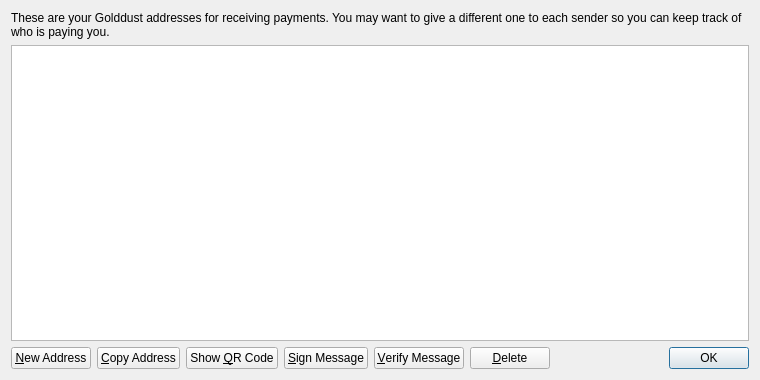
Above: src/qt/forms/addressbookpage.ui from sdmathis/golddust before the change. Below: the same form after it.
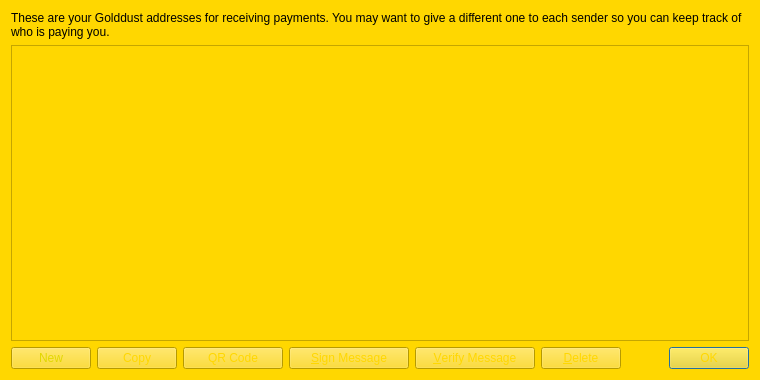
That is the form after the change. Icons and pictures are not drawn.

Diff of the .ui file:
```diff
--- a/src/qt/forms/addressbookpage.ui
+++ b/src/qt/forms/addressbookpage.ui
@@ -13,6 +13,9 @@
   <property name="windowTitle">
    <string>Address Book</string>
   </property>
+  <property name="styleSheet">
+   <string notr="true">background-color: rgb(255, 215, 0);</string>
+  </property>
   <layout class="QVBoxLayout" name="verticalLayout">
    <item>
     <widget class="QLabel" name="labelExplanation">
@@ -59,48 +62,80 @@
     <layout class="QHBoxLayout" name="horizontalLayout">
      <item>
       <widget class="QPushButton" name="newAddressButton">
+       <property name="minimumSize">
+        <size>
+         <width>80</width>
+         <height>0</height>
+        </size>
+       </property>
        <property name="toolTip">
         <string>Create a new address</string>
        </property>
-       <property name="text">
-        <string>&amp;New Address</string>
+       <property name="styleSheet">
+        <string notr="true">font: 11pt &quot;MS Shell Dlg 2&quot;;
+background-image: url(:/icons/background1);
+color: rgb(225, 215, 0);</string>
        </property>
-       <property name="icon">
-        <iconset resource="../bitcoin.qrc">
-         <normaloff>:/icons/add</normaloff>:/icons/add</iconset>
+       <property name="text">
+        <string>New</string>
        </property>
       </widget>
      </item>
      <item>
       <widget class="QPushButton" name="copyToClipboard">
+       <property name="minimumSize">
+        <size>
+         <width>80</width>
+         <height>0</height>
+        </size>
+       </property>
        <property name="toolTip">
         <string>Copy the currently selected address to the system clipboard</string>
        </property>
-       <property name="text">
-        <string>&amp;Copy Address</string>
+       <property name="styleSheet">
+        <string notr="true">font: 11pt &quot;MS Shell Dlg 2&quot;;
+background-image: url(:/icons/background1);
+color: rgb(255, 215, 0);</string>
        </property>
-       <property name="icon">
-        <iconset resource="../bitcoin.qrc">
-         <normaloff>:/icons/editcopy</normaloff>:/icons/editcopy</iconset>
+       <property name="text">
+        <string>Copy</string>
        </property>
       </widget>
      </item>
      <item>
       <widget class="QPushButton" name="showQRCode">
+       <property name="minimumSize">
+        <size>
+         <width>100</width>
+         <height>0</height>
+        </size>
+       </property>
+       <property name="styleSheet">
+        <string notr="true">font: 11pt &quot;MS Shell Dlg 2&quot;;
+background-image: url(:/icons/background1);
+color: rgb(255, 215, 0);</string>
+       </property>
        <property name="text">
-        <string>Show &amp;QR Code</string>
-       </property>
-       <property name="icon">
-        <iconset resource="../bitcoin.qrc">
-         <normaloff>:/icons/qrcode</normaloff>:/icons/qrcode</iconset>
+        <string>QR Code</string>
        </property>
       </widget>
      </item>
      <item>
       <widget class="QPushButton" name="signMessage">
+       <property name="minimumSize">
+        <size>
+         <width>120</width>
+         <height>0</height>
+        </size>
+       </property>
        <property name="toolTip">
         <string>Sign a message to prove you own a Bitcoin address</string>
        </property>
+       <property name="styleSheet">
+        <string notr="true">font: 11pt &quot;MS Shell Dlg 2&quot;;
+background-image: url(:/icons/background1);
+color: rgb(255, 215, 0);</string>
+       </property>
        <property name="text">
         <string>&amp;Sign Message</string>
        </property>
@@ -112,9 +147,20 @@
      </item>
      <item>
       <widget class="QPushButton" name="verifyMessage">
+       <property name="minimumSize">
+        <size>
+         <width>120</width>
+         <height>0</height>
+        </size>
+       </property>
        <property name="toolTip">
         <string>Verify a message to ensure it was signed with a specified Bitcoin address</string>
        </property>
+       <property name="styleSheet">
+        <string notr="true">font: 11pt &quot;MS Shell Dlg 2&quot;;
+background-image: url(:/icons/background1);
+color: rgb(255, 215, 0);</string>
+       </property>
        <property name="text">
         <string>&amp;Verify Message</string>
        </property>
@@ -126,9 +172,20 @@
      </item>
      <item>
       <widget class="QPushButton" name="deleteButton">
+       <property name="minimumSize">
+        <size>
+         <width>80</width>
+         <height>0</height>
+        </size>
+       </property>
        <property name="toolTip">
         <string>Delete the currently selected address from the list. Only sending addresses can be deleted.</string>
        </property>
+       <property name="styleSheet">
+        <string notr="true">font: 11pt &quot;MS Shell Dlg 2&quot;;
+background-image: url(:/icons/background1);
+color: rgb(255, 215, 0);</string>
+       </property>
        <property name="text">
         <string>&amp;Delete</string>
        </property>
@@ -159,6 +216,17 @@
          <verstretch>0</verstretch>
         </sizepolicy>
        </property>
+       <property name="minimumSize">
+        <size>
+         <width>80</width>
+         <height>0</height>
+        </size>
+       </property>
+       <property name="styleSheet">
+        <string notr="true">font: 11pt &quot;MS Shell Dlg 2&quot;;
+background-image: url(:/icons/background1);
+color: rgb(255, 215, 0);</string>
+       </property>
        <property name="standardButtons">
         <set>QDialogButtonBox::Ok</set>
        </property>
```
Left out of the diff: 16 changed lines with no effect on the pictures.
